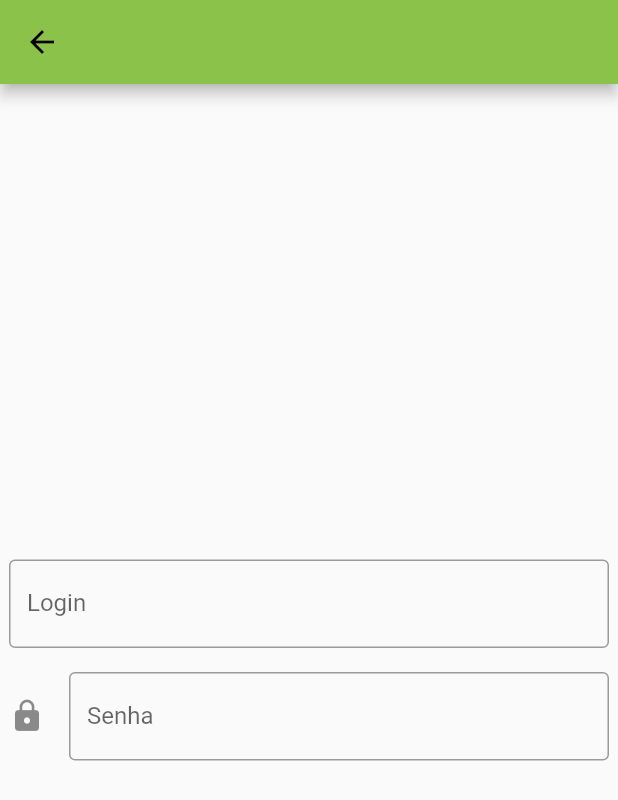
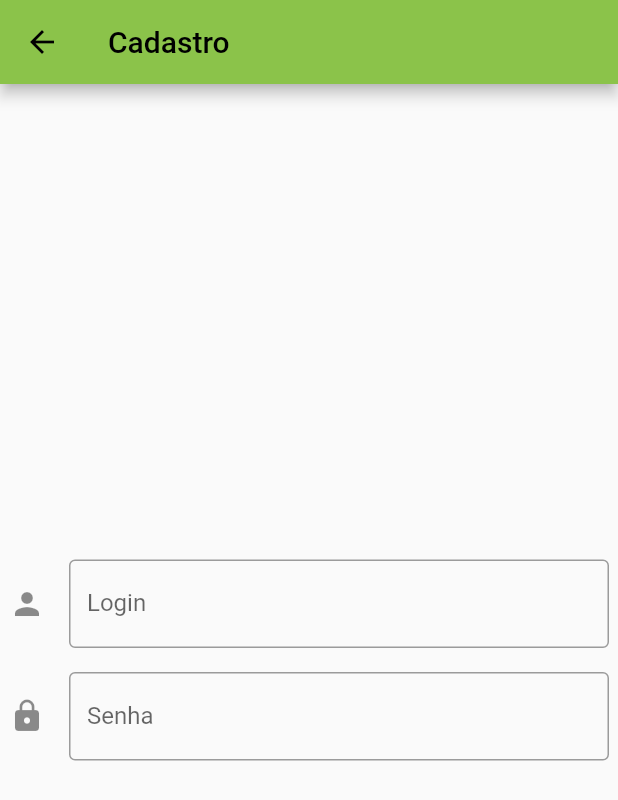
Before and after one commit to BrenoRobertDiogo/Find-he-r, a Flutter app: the screen it shows after launch, after a tap on "Cadastrar", on a phone screen of 412 x 824 dp. Shown: the top 800 px of the screen. Run offline on Flutter 3.47's test engine with Material 2 defaults, Android fonts, the phone set to English and light mode, and no system bars; our stand-ins replace firebase_core, firebase_database, percent_indicator; accounts and stored records are empty; network calls fail.

Commit message:
ajustando warnings

```diff
--- a/lib/TelaCadastro.dart
+++ b/lib/TelaCadastro.dart
@@ -17,25 +17,26 @@ class _TelaCadastroState extends State<TelaCadastro> {
   @override
   Widget build(BuildContext context) {
     return Scaffold(
-       appBar: AppBar(title: Text("")),
+      appBar: AppBar(title: const Text("Cadastro")),
       body: Center(
         child: Column(
           mainAxisAlignment: MainAxisAlignment.center,
-          children: [
-            Container(
+          children: const [
+            SizedBox(
               width: 400,
               child: TextField(
                 // controller: Text,
                 decoration: InputDecoration(
                     labelText: 'Login',
                     border: OutlineInputBorder(),
-                  // icon: Icon(Icons.person),
-                  // hintText: 'Informe seu nome'
+                    icon: Icon(Icons.person),
+                    hintText: 'Informe seu login'),
               ),
             ),
+            SizedBox(
+              height: 16,
             ),
-            const SizedBox(height: 16,),
-            Container(
+            SizedBox(
               width: 400,
               child: TextField(
                 // controller: Text,
@@ -44,9 +45,7 @@ class _TelaCadastroState extends State<TelaCadastro> {
                     labelText: 'Senha',
                     border: OutlineInputBorder(),
                     icon: Icon(Icons.lock),
-                  // hintText: 'Informe sua senha'
-                ),
-
+                    hintText: 'Informe sua senha'),
               ),
             ),
           ],
--- a/lib/TelaLogin.dart
+++ b/lib/TelaLogin.dart
@@ -1,9 +1,9 @@
-
 import 'package:flutter/cupertino.dart';
 import 'package:flutter/material.dart';
-import 'package:hello_world/TelaCadastro.dart';
+import 'package:find_her/TelaCadastro.dart';
 
 import 'TelaEncontros.dart';
+
 class TelaLogin extends StatefulWidget {
   const TelaLogin({Key? key, required this.title}) : super(key: key);
   final String title;
@@ -13,16 +13,15 @@ class TelaLogin extends StatefulWidget {
 }
 
 class _TelaLoginState extends State<TelaLogin> {
-
   @override
   Widget build(BuildContext context) {
     return Scaffold(
-    // appBar: AppBar(title: Text("Findher")),
+      appBar: AppBar(title: const Text("Findher")),
       body: Center(
         child: Column(
           mainAxisAlignment: MainAxisAlignment.center,
-        children:  [
-          Container(
+          children: [
+            const SizedBox(
               width: 400,
               child: TextField(
                 // controller: Text,
@@ -34,8 +33,10 @@ class _TelaLoginState extends State<TelaLogin> {
                 ),
               ),
             ),
-          const SizedBox(height: 16,),
-          Container(
+            const SizedBox(
+              height: 16,
+            ),
+            const SizedBox(
               width: 400,
               child: TextField(
                 // controller: Text,
@@ -46,32 +47,40 @@ class _TelaLoginState extends State<TelaLogin> {
                   icon: Icon(Icons.lock),
                   // hintText: 'Informe sua senha'
                 ),
-
               ),
             ),
-          const SizedBox(height: 16,),
+            const SizedBox(
+              height: 16,
+            ),
             ElevatedButton(
               child: const Text('Logar'),
-            style:  ElevatedButton.styleFrom(fixedSize: Size(400, 50)),
+              style: ElevatedButton.styleFrom(fixedSize: const Size(400, 50)),
               onPressed: () {
                 Navigator.push(
                   context,
-                MaterialPageRoute(builder: (context) => const TelaEncontros(title: '',)),
+                  MaterialPageRoute(
+                      builder: (context) => const TelaEncontros(
+                            title: '',
+                          )),
                 );
               },
             ),
-          const SizedBox(height: 16,),
+            const SizedBox(
+              height: 16,
+            ),
             OutlinedButton(
               child: const Text('Cadastrar'),
-            style:  ElevatedButton.styleFrom(fixedSize: const Size(400, 50)),
+              style: ElevatedButton.styleFrom(fixedSize: const Size(400, 50)),
               onPressed: () {
                 Navigator.push(
                   context,
-                MaterialPageRoute(builder: (context) => const TelaCadastro(title: '',)),
+                  MaterialPageRoute(
+                      builder: (context) => const TelaCadastro(
+                            title: '',
+                          )),
                 );
               },
             ),
-
           ],
         ),
       ),
--- a/pubspec.yaml
+++ b/pubspec.yaml
@@ -1,4 +1,4 @@
-name: hello_world
+name: find_her
 description: A new Flutter project.
 
 # The following line prevents the package from being accidentally published to
```
Also changed, not shown: lib/TelaConfigsConta.dart (+5 -7 lines), lib/TelaEncontros.dart (+7 -9 lines), lib/main.dart (+31 -23 lines), 11 other files. Lines whose indentation alone changed are shown as unchanged.
